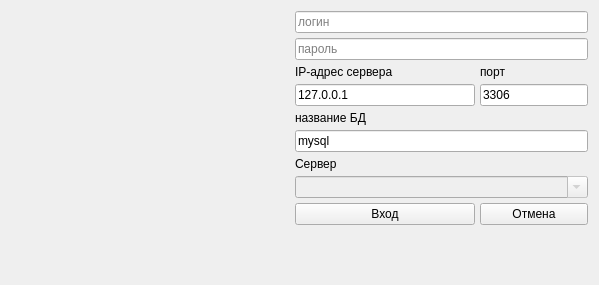
Before: the Qt Designer form loginwindow.ui in solderercb/snap_crm, drawn with Qt 5.
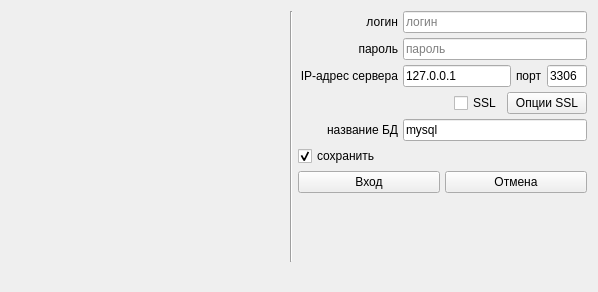
After: the same form once the commit is applied.

```diff
--- a/loginwindow.ui
+++ b/loginwindow.ui
@@ -6,8 +6,8 @@
    <rect>
     <x>0</x>
     <y>0</y>
-    <width>599</width>
-    <height>285</height>
+    <width>598</width>
+    <height>292</height>
    </rect>
   </property>
   <property name="sizePolicy">
@@ -21,14 +21,98 @@
   </property>
   <layout class="QGridLayout" name="gridLayout_2">
    <item row="0" column="0">
-    <layout class="QGridLayout" name="gridLayout" columnstretch="2,1,0" columnminimumwidth="210,180,30">
+    <layout class="QGridLayout" name="gridLayout" columnstretch="2,0,0">
      <property name="sizeConstraint">
       <enum>QLayout::SetFixedSize</enum>
      </property>
      <property name="spacing">
       <number>5</number>
      </property>
-     <item row="0" column="0" rowspan="10">
+     <item row="8" column="0" rowspan="4" colspan="3">
+      <layout class="QHBoxLayout" name="horizontalLayoutStatus">
+       <item>
+        <widget class="QLabel" name="labelStatus">
+         <property name="sizePolicy">
+          <sizepolicy hsizetype="MinimumExpanding" vsizetype="Preferred">
+           <horstretch>0</horstretch>
+           <verstretch>0</verstretch>
+          </sizepolicy>
+         </property>
+         <property name="text">
+          <string/>
+         </property>
+        </widget>
+       </item>
+       <item>
+        <widget class="QLabel" name="labelAppVer">
+         <property name="sizePolicy">
+          <sizepolicy hsizetype="Minimum" vsizetype="Preferred">
+           <horstretch>0</horstretch>
+           <verstretch>0</verstretch>
+          </sizepolicy>
+         </property>
+         <property name="text">
+          <string/>
+         </property>
+         <property name="alignment">
+          <set>Qt::AlignRight|Qt::AlignTrailing|Qt::AlignVCenter</set>
+         </property>
+        </widget>
+       </item>
+      </layout>
+     </item>
+     <item row="4" column="2">
+      <layout class="QHBoxLayout" name="horizontalLayoutDBName">
+       <item>
+        <widget class="QLabel" name="labelDBName">
+         <property name="sizePolicy">
+          <sizepolicy hsizetype="Minimum" vsizetype="Preferred">
+           <horstretch>0</horstretch>
+           <verstretch>0</verstretch>
+          </sizepolicy>
+         </property>
+         <property name="minimumSize">
+          <size>
+           <width>100</width>
+           <height>0</height>
+          </size>
+         </property>
+         <property name="maximumSize">
+          <size>
+           <width>100</width>
+           <height>16777215</height>
+          </size>
+         </property>
+         <property name="layoutDirection">
+          <enum>Qt::RightToLeft</enum>
+         </property>
+         <property name="text">
+          <string>название БД</string>
+         </property>
+         <property name="alignment">
+          <set>Qt::AlignRight|Qt::AlignTrailing|Qt::AlignVCenter</set>
+         </property>
+        </widget>
+       </item>
+       <item>
+        <widget class="QLineEdit" name="editDBName">
+         <property name="sizePolicy">
+          <sizepolicy hsizetype="MinimumExpanding" vsizetype="Fixed">
+           <horstretch>0</horstretch>
+           <verstretch>0</verstretch>
+          </sizepolicy>
+         </property>
+         <property name="text">
+          <string>mysql</string>
+         </property>
+         <property name="placeholderText">
+          <string>назазвание БД</string>
+         </property>
+        </widget>
+       </item>
+      </layout>
+     </item>
+     <item row="0" column="0" rowspan="8">
       <widget class="QGraphicsView" name="graphicsLogo">
        <property name="enabled">
         <bool>false</bool>
@@ -48,25 +132,68 @@
        <property name="lineWidth">
         <number>0</number>
        </property>
+       <property name="verticalScrollBarPolicy">
+        <enum>Qt::ScrollBarAlwaysOff</enum>
+       </property>
+       <property name="horizontalScrollBarPolicy">
+        <enum>Qt::ScrollBarAlwaysOff</enum>
+       </property>
+       <property name="interactive">
+        <bool>false</bool>
+       </property>
       </widget>
      </item>
-     <item row="0" column="1" colspan="2">
-      <widget class="QLineEdit" name="editLogin">
+     <item row="5" column="2">
+      <layout class="QHBoxLayout" name="horizontalLayoutSave">
+       <item>
+        <widget class="QCheckBox" name="checkBoxSaveOnSuccess">
+         <property name="text">
+          <string>сохранить</string>
+         </property>
+         <property name="checked">
+          <bool>true</bool>
+         </property>
+        </widget>
+       </item>
+      </layout>
+     </item>
+     <item row="1" column="2">
+      <layout class="QHBoxLayout" name="horizontalLayoutPassword">
+       <item>
+        <widget class="QLabel" name="labelPassword">
        <property name="sizePolicy">
-        <sizepolicy hsizetype="Minimum" vsizetype="Fixed">
+          <sizepolicy hsizetype="Minimum" vsizetype="Preferred">
          <horstretch>0</horstretch>
          <verstretch>0</verstretch>
         </sizepolicy>
        </property>
-       <property name="placeholderText">
-        <string>логин</string>
+         <property name="minimumSize">
+          <size>
+           <width>100</width>
+           <height>0</height>
+          </size>
+         </property>
+         <property name="maximumSize">
+          <size>
+           <width>100</width>
+           <height>16777215</height>
+          </size>
+         </property>
+         <property name="layoutDirection">
+          <enum>Qt::RightToLeft</enum>
+         </property>
+         <property name="text">
+          <string>пароль</string>
+         </property>
+         <property name="alignment">
+          <set>Qt::AlignRight|Qt::AlignTrailing|Qt::AlignVCenter</set>
        </property>
       </widget>
      </item>
-     <item row="1" column="1" colspan="2">
+       <item>
       <widget class="QLineEdit" name="editPassword">
        <property name="sizePolicy">
-        <sizepolicy hsizetype="Minimum" vsizetype="Fixed">
+          <sizepolicy hsizetype="MinimumExpanding" vsizetype="Fixed">
          <horstretch>0</horstretch>
          <verstretch>0</verstretch>
         </sizepolicy>
@@ -79,7 +206,103 @@
        </property>
       </widget>
      </item>
-     <item row="2" column="1">
+      </layout>
+     </item>
+     <item row="3" column="2">
+      <layout class="QHBoxLayout" name="horizontalLayoutSSL">
+       <item>
+        <spacer name="horizontalSpacer">
+         <property name="orientation">
+          <enum>Qt::Horizontal</enum>
+         </property>
+         <property name="sizeHint" stdset="0">
+          <size>
+           <width>40</width>
+           <height>20</height>
+          </size>
+         </property>
+        </spacer>
+       </item>
+       <item>
+        <widget class="QCheckBox" name="checkBoxSSL">
+         <property name="text">
+          <string>SSL</string>
+         </property>
+        </widget>
+       </item>
+       <item>
+        <widget class="QPushButton" name="pushButtonSSL">
+         <property name="text">
+          <string>Опции SSL</string>
+         </property>
+        </widget>
+       </item>
+      </layout>
+     </item>
+     <item row="0" column="2">
+      <layout class="QHBoxLayout" name="horizontalLayoutLogin">
+       <item>
+        <widget class="QLabel" name="labelLogin">
+         <property name="sizePolicy">
+          <sizepolicy hsizetype="Minimum" vsizetype="Preferred">
+           <horstretch>0</horstretch>
+           <verstretch>0</verstretch>
+          </sizepolicy>
+         </property>
+         <property name="minimumSize">
+          <size>
+           <width>100</width>
+           <height>0</height>
+          </size>
+         </property>
+         <property name="maximumSize">
+          <size>
+           <width>100</width>
+           <height>16777215</height>
+          </size>
+         </property>
+         <property name="layoutDirection">
+          <enum>Qt::RightToLeft</enum>
+         </property>
+         <property name="text">
+          <string>логин</string>
+         </property>
+         <property name="alignment">
+          <set>Qt::AlignRight|Qt::AlignTrailing|Qt::AlignVCenter</set>
+         </property>
+        </widget>
+       </item>
+       <item>
+        <widget class="QLineEdit" name="editLogin">
+         <property name="sizePolicy">
+          <sizepolicy hsizetype="MinimumExpanding" vsizetype="Fixed">
+           <horstretch>0</horstretch>
+           <verstretch>0</verstretch>
+          </sizepolicy>
+         </property>
+         <property name="placeholderText">
+          <string>логин</string>
+         </property>
+        </widget>
+       </item>
+      </layout>
+     </item>
+     <item row="7" column="2">
+      <spacer name="verticalSpacer">
+       <property name="orientation">
+        <enum>Qt::Vertical</enum>
+       </property>
+       <property name="sizeHint" stdset="0">
+        <size>
+         <width>20</width>
+         <height>40</height>
+        </size>
+       </property>
+      </spacer>
+     </item>
+     <item row="2" column="2">
+      <layout class="QHBoxLayout" name="horizontalLayoutIPPort">
+       <item>
       <widget class="QLabel" name="labelIPAddr">
        <property name="sizePolicy">
         <sizepolicy hsizetype="Minimum" vsizetype="Preferred">
@@ -87,25 +310,30 @@
          <verstretch>0</verstretch>
         </sizepolicy>
        </property>
+         <property name="minimumSize">
+          <size>
+           <width>100</width>
+           <height>0</height>
+          </size>
+         </property>
+         <property name="maximumSize">
+          <size>
+           <width>100</width>
+           <height>16777215</height>
+          </size>
+         </property>
+         <property name="layoutDirection">
+          <enum>Qt::RightToLeft</enum>
+         </property>
        <property name="text">
         <string>IP-адрес сервера</string>
        </property>
-      </widget>
-     </item>
-     <item row="2" column="2">
-      <widget class="QLabel" name="labelPort">
-       <property name="sizePolicy">
-        <sizepolicy hsizetype="Minimum" vsizetype="Preferred">
-         <horstretch>0</horstretch>
-         <verstretch>0</verstretch>
-        </sizepolicy>
-       </property>
-       <property name="text">
-        <string>порт</string>
-       </property>
-      </widget>
-     </item>
-     <item row="3" column="1">
+         <property name="alignment">
+          <set>Qt::AlignRight|Qt::AlignTrailing|Qt::AlignVCenter</set>
+         </property>
+        </widget>
+       </item>
+       <item>
       <widget class="QLineEdit" name="editIPaddr">
        <property name="sizePolicy">
         <sizepolicy hsizetype="Minimum" vsizetype="Fixed">
@@ -121,14 +349,39 @@
        </property>
       </widget>
      </item>
-     <item row="3" column="2">
+       <item>
+        <widget class="QLabel" name="labelPort">
+         <property name="sizePolicy">
+          <sizepolicy hsizetype="Minimum" vsizetype="Preferred">
+           <horstretch>0</horstretch>
+           <verstretch>0</verstretch>
+          </sizepolicy>
+         </property>
+         <property name="text">
+          <string>порт</string>
+         </property>
+        </widget>
+       </item>
+       <item>
       <widget class="QLineEdit" name="editPort">
        <property name="sizePolicy">
-        <sizepolicy hsizetype="Minimum" vsizetype="Fixed">
+          <sizepolicy hsizetype="Preferred" vsizetype="Fixed">
          <horstretch>0</horstretch>
          <verstretch>0</verstretch>
         </sizepolicy>
        </property>
+         <property name="minimumSize">
+          <size>
+           <width>40</width>
+           <height>0</height>
+          </size>
+         </property>
+         <property name="maximumSize">
+          <size>
+           <width>40</width>
+           <height>16777215</height>
+          </size>
+         </property>
        <property name="text">
         <string>3306</string>
        </property>
@@ -137,68 +390,11 @@
        </property>
       </widget>
      </item>
-     <item row="4" column="1" colspan="2">
-      <widget class="QLabel" name="labelDBName">
-       <property name="sizePolicy">
-        <sizepolicy hsizetype="Minimum" vsizetype="Preferred">
-         <horstretch>0</horstretch>
-         <verstretch>0</verstretch>
-        </sizepolicy>
-       </property>
-       <property name="text">
-        <string>название БД</string>
-       </property>
-      </widget>
+      </layout>
      </item>
-     <item row="5" column="1" colspan="2">
-      <widget class="QLineEdit" name="editDBName">
-       <property name="sizePolicy">
-        <sizepolicy hsizetype="Minimum" vsizetype="Fixed">
-         <horstretch>0</horstretch>
-         <verstretch>0</verstretch>
-        </sizepolicy>
-       </property>
-       <property name="text">
-        <string>mysql</string>
-       </property>
-       <property name="placeholderText">
-        <string>назазвание БД</string>
-       </property>
-      </widget>
-     </item>
-     <item row="6" column="1">
-      <widget class="QLabel" name="labelPreset">
-       <property name="sizePolicy">
-        <sizepolicy hsizetype="Minimum" vsizetype="Preferred">
-         <horstretch>0</horstretch>
-         <verstretch>0</verstretch>
-        </sizepolicy>
-       </property>
-       <property name="text">
-        <string>Сервер</string>
-       </property>
-      </widget>
-     </item>
-     <item row="7" column="1" colspan="2">
-      <widget class="QComboBox" name="comboboxPreset">
-       <property name="enabled">
-        <bool>false</bool>
-       </property>
-       <property name="sizePolicy">
-        <sizepolicy hsizetype="Minimum" vsizetype="Fixed">
-         <horstretch>0</horstretch>
-         <verstretch>0</verstretch>
-        </sizepolicy>
-       </property>
-       <property name="editable">
-        <bool>true</bool>
-       </property>
-       <property name="placeholderText">
-        <string>введите или выберите конфигурацию</string>
-       </property>
-      </widget>
-     </item>
-     <item row="8" column="1">
+     <item row="6" column="2">
+      <layout class="QHBoxLayout" name="horizontalLayoutLoginCancel">
+       <item>
       <widget class="QPushButton" name="btnLogin">
        <property name="sizePolicy">
         <sizepolicy hsizetype="Minimum" vsizetype="Fixed">
@@ -209,9 +405,15 @@
        <property name="text">
         <string>Вход</string>
        </property>
-      </widget>
-     </item>
-     <item row="8" column="2">
+         <property name="checkable">
+          <bool>false</bool>
+         </property>
+         <property name="flat">
+          <bool>false</bool>
+         </property>
+        </widget>
+       </item>
+       <item>
       <widget class="QPushButton" name="btnCancel">
        <property name="sizePolicy">
         <sizepolicy hsizetype="Minimum" vsizetype="Fixed">
@@ -224,29 +426,12 @@
        </property>
       </widget>
      </item>
-     <item row="9" column="0" colspan="3">
-      <spacer name="verticalSpacer">
+      </layout>
+     </item>
+     <item row="0" column="1" rowspan="8">
+      <widget class="Line" name="line">
        <property name="orientation">
         <enum>Qt::Vertical</enum>
-       </property>
-       <property name="sizeHint" stdset="0">
-        <size>
-         <width>20</width>
-         <height>40</height>
-        </size>
-       </property>
-      </spacer>
-     </item>
-     <item row="10" column="0" rowspan="2" colspan="3">
-      <widget class="QLabel" name="labelStatus">
-       <property name="sizePolicy">
-        <sizepolicy hsizetype="Minimum" vsizetype="Preferred">
-         <horstretch>0</horstretch>
-         <verstretch>0</verstretch>
-        </sizepolicy>
-       </property>
-       <property name="text">
-        <string/>
        </property>
       </widget>
      </item>
```
Left out of the diff: 27 changed lines with no effect on the pictures. Lines whose indentation alone changed are shown as unchanged.
